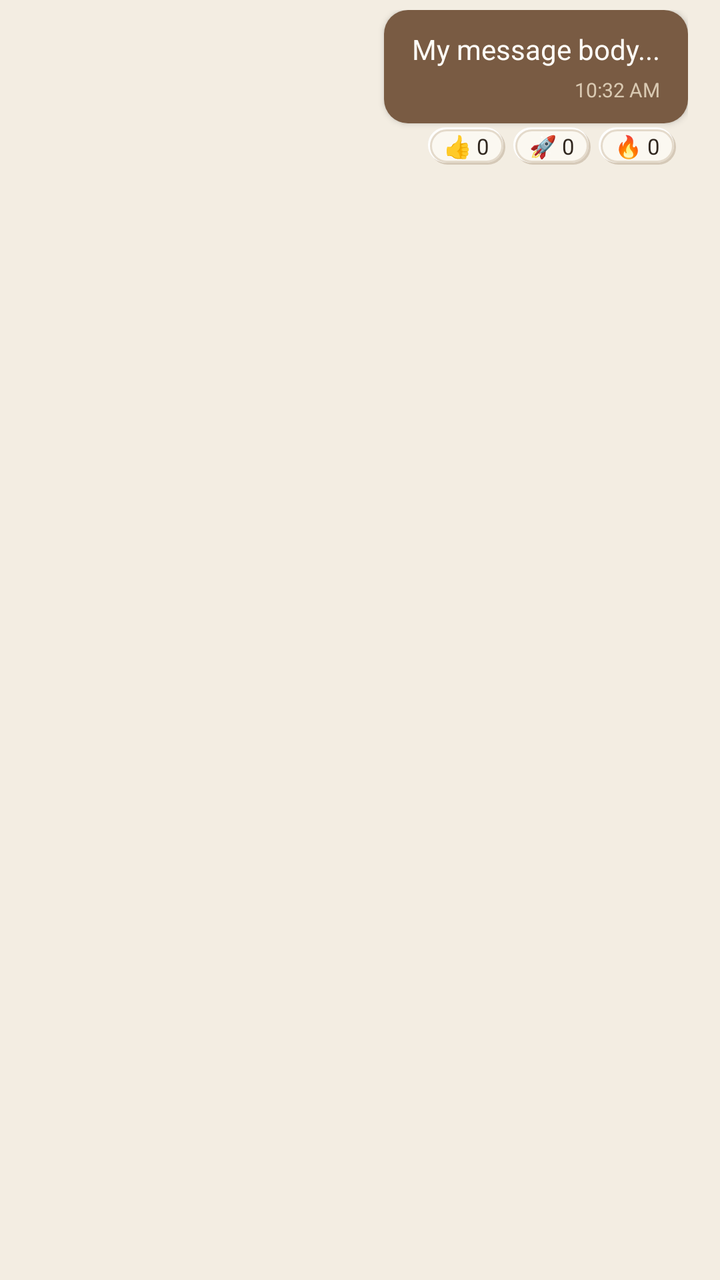
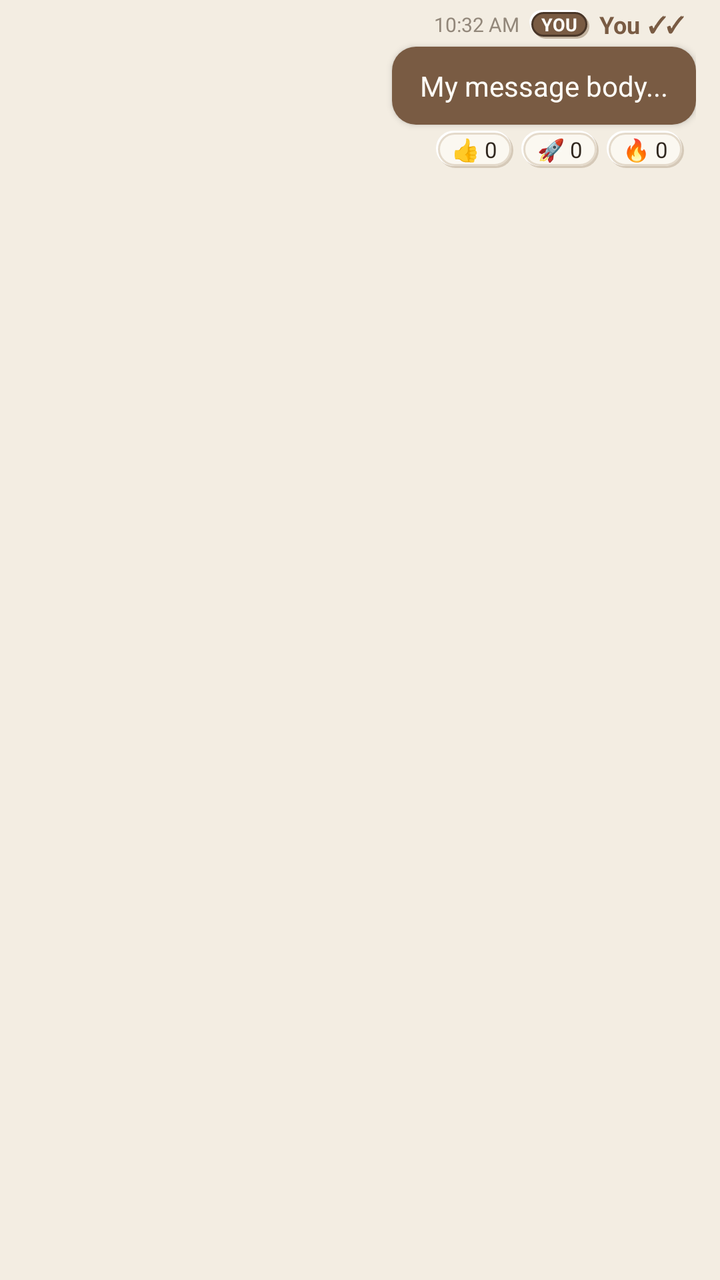

Before-and-after screenshots of an Android layout around one commit, followed by the original layout XML and the change that was made.
<!-- AndroidManifest.xml: application theme Theme.ProjectFlow -->
<!-- res/layout/item_chat_outgoing.xml -->
<?xml version="1.0" encoding="utf-8"?>
<LinearLayout xmlns:android="http://schemas.android.com/apk/res/android"
    android:layout_width="match_parent"
    android:layout_height="wrap_content"
    android:gravity="end"
    android:orientation="vertical"
    android:paddingHorizontal="16dp"
    android:paddingVertical="5dp">

    
    <LinearLayout
        android:layout_width="wrap_content"
        android:layout_height="wrap_content"
        android:layout_marginStart="56dp"
        android:background="@drawable/bg_button_earth"
        android:elevation="2dp"
        android:orientation="vertical"
        android:paddingHorizontal="14dp"
        android:paddingVertical="10dp">

        <TextView
            android:id="@+id/tvMessageContent"
            android:layout_width="wrap_content"
            android:layout_height="wrap_content"
            android:lineSpacingExtra="2dp"
            android:text="My message body..."
            android:textColor="@color/white"
            android:textSize="14sp" />

        <TextView
            android:id="@+id/tvTimestamp"
            android:layout_width="wrap_content"
            android:layout_height="wrap_content"
            android:layout_gravity="end"
            android:layout_marginTop="4dp"
            android:text="10:32 AM"
            android:textColor="@color/secondary_sand"
            android:textSize="10sp" />
    </LinearLayout>

    
    <LinearLayout
        android:id="@+id/llReactions"
        android:layout_width="wrap_content"
        android:layout_height="wrap_content"
        android:layout_marginTop="2dp"
        android:layout_marginEnd="6dp"
        android:gravity="center_vertical"
        android:orientation="horizontal">

        <TextView
            android:id="@+id/btnReactLike"
            android:layout_width="wrap_content"
            android:layout_height="wrap_content"
            android:background="@drawable/bg_neu_pill"
            android:paddingHorizontal="8dp"
            android:paddingVertical="2dp"
            android:text="👍 0"
            android:textColor="@color/text_main"
            android:textSize="11sp" />

        <TextView
            android:id="@+id/btnReactRocket"
            android:layout_width="wrap_content"
            android:layout_height="wrap_content"
            android:layout_marginStart="4dp"
            android:background="@drawable/bg_neu_pill"
            android:paddingHorizontal="8dp"
            android:paddingVertical="2dp"
            android:text="🚀 0"
            android:textColor="@color/text_main"
            android:textSize="11sp" />

        <TextView
            android:id="@+id/btnReactFire"
            android:layout_width="wrap_content"
            android:layout_height="wrap_content"
            android:layout_marginStart="4dp"
            android:background="@drawable/bg_neu_pill"
            android:paddingHorizontal="8dp"
            android:paddingVertical="2dp"
            android:text="🔥 0"
            android:textColor="@color/text_main"
            android:textSize="11sp" />
    </LinearLayout>
</LinearLayout>
<!-- resources referenced by this layout -->
<resources>
  <color name="secondary_sand">#D9C9B2</color>
  <color name="text_main">#30271F</color>
  <color name="white">#FFFDF8</color>
  <!-- drawable bg_button_earth (drawable) -->
  <?xml version="1.0" encoding="utf-8"?>
  <ripple xmlns:android="http://schemas.android.com/apk/res/android"
      android:color="#33FFFFFF">
      <item>
          <shape android:shape="rectangle">
              <corners android:radius="12dp" />
              <solid android:color="@color/primary_earth" />
          </shape>
      </item>
  </ripple>
  <style name="Theme.ProjectFlow" parent="Theme.MaterialComponents.DayNight.NoActionBar">
          
          <item name="colorPrimary">@color/primary_earth</item>
          <item name="colorPrimaryVariant">@color/deep_earth</item>
          <item name="colorOnPrimary">@color/earth_raised</item>
  
          
          <item name="colorSecondary">@color/muted_clay</item>
          <item name="colorSecondaryVariant">@color/secondary_sand</item>
          <item name="colorOnSecondary">@color/text_main</item>
  
          
          <item name="colorPrimaryDark">#F4F2E9</item>
          <item name="android:windowDrawsSystemBarBackgrounds">true</item>
          <item name="android:statusBarColor">#F4F2E9</item>
          <item name="android:windowLightStatusBar">true</item>
  
          
          <item name="android:windowBackground">@color/earth_bg</item>
          <item name="colorSurface">@color/earth_surface</item>
          <item name="colorOnSurface">@color/text_main</item>
      </style>
  <color name="primary_earth">#795B43</color>
  <color name="neu_shadow_soft">#D5C9B8</color>
  <color name="neu_highlight">#FFFFFFFF</color>
  <color name="neu_surface">#FBF8F1</color>
  <color name="neu_border">#E4DACB</color>
  <color name="deep_earth">#493628</color>
  <color name="earth_raised">#FFFDF8</color>
  <color name="muted_clay">#B69A78</color>
  <color name="earth_bg">#F3EDE2</color>
  <color name="earth_surface">#FBF8F1</color>
  <!-- unchanged entries left out for length: 1 -->
</resources>

<!-- the commit's change to res/layout/item_chat_outgoing.xml (unified diff, before → after) -->
@@ -4,14 +4,64 @@
     android:layout_height="wrap_content"
     android:gravity="end"
     android:orientation="vertical"
-    android:paddingHorizontal="16dp"
-    android:paddingVertical="5dp">
+    android:paddingHorizontal="12dp"
+    android:paddingVertical="4dp">
 
     
     <LinearLayout
         android:layout_width="wrap_content"
         android:layout_height="wrap_content"
-        android:layout_marginStart="56dp"
+        android:layout_marginBottom="3dp"
+        android:layout_marginEnd="6dp"
+        android:gravity="center_vertical"
+        android:orientation="horizontal">
+
+        <TextView
+            android:id="@+id/tvHeaderTimestamp"
+            android:layout_width="wrap_content"
+            android:layout_height="wrap_content"
+            android:layout_marginEnd="5dp"
+            android:text="10:32 AM"
+            android:textColor="@color/text_muted"
+            android:textSize="10sp" />
+
+        <TextView
+            android:id="@+id/tvSenderRole"
+            android:layout_width="wrap_content"
+            android:layout_height="wrap_content"
+            android:layout_marginEnd="5dp"
+            android:background="@drawable/bg_chip_selected"
+            android:paddingHorizontal="6dp"
+            android:paddingVertical="1dp"
+            android:text="YOU"
+            android:textColor="@color/white"
+            android:textSize="9sp"
+            android:textStyle="bold" />
+
+        <TextView
+            android:id="@+id/tvSenderName"
+            android:layout_width="wrap_content"
+            android:layout_height="wrap_content"
+            android:text="You"
+            android:textColor="@color/primary_earth"
+            android:textSize="12sp"
+            android:textStyle="bold" />
+
+        <TextView
+            android:layout_width="wrap_content"
+            android:layout_height="wrap_content"
+            android:layout_marginStart="4dp"
+            android:text="✓✓"
+            android:textColor="@color/primary_earth"
+            android:textSize="11sp"
+            android:textStyle="bold" />
+    </LinearLayout>
+
+    
+    <LinearLayout
+        android:layout_width="wrap_content"
+        android:layout_height="wrap_content"
+        android:layout_marginStart="48dp"
         android:background="@drawable/bg_button_earth"
         android:elevation="2dp"
         android:orientation="vertical"
@@ -32,10 +82,11 @@
             android:layout_width="wrap_content"
             android:layout_height="wrap_content"
             android:layout_gravity="end"
-            android:layout_marginTop="4dp"
+            android:layout_marginTop="3dp"
             android:text="10:32 AM"
             android:textColor="@color/secondary_sand"
-            android:textSize="10sp" />
+            android:textSize="10sp"
+            android:visibility="gone" />
     </LinearLayout>
 
     
@@ -43,7 +94,7 @@
         android:id="@+id/llReactions"
         android:layout_width="wrap_content"
         android:layout_height="wrap_content"
-        android:layout_marginTop="2dp"
+        android:layout_marginTop="3dp"
         android:layout_marginEnd="6dp"
         android:gravity="center_vertical"
         android:orientation="horizontal">
<!-- resource entries referenced after the edit -->
@@ -2,6 +2,7 @@
 <resources>
   <color name="secondary_sand">#D9C9B2</color>
   <color name="text_main">#30271F</color>
+  <color name="text_muted">#92877A</color>
   <color name="white">#FFFDF8</color>
   <!-- drawable bg_button_earth (drawable) -->
   <?xml version="1.0" encoding="utf-8"?>
@@ -14,6 +15,48 @@
           </shape>
       </item>
   </ripple>
+  <!-- drawable bg_chip_selected (drawable) -->
+  <?xml version="1.0" encoding="utf-8"?>
+  <layer-list xmlns:android="http://schemas.android.com/apk/res/android">
+      
+      <item
+          android:left="2dp"
+          android:top="2dp"
+          android:right="0dp"
+          android:bottom="0dp">
+          <shape android:shape="rectangle">
+              <corners android:radius="20dp" />
+              <solid android:color="@color/neu_shadow_deep" />
+          </shape>
+      </item>
+  
+      
+      <item
+          android:left="0dp"
+          android:top="0dp"
+          android:right="2dp"
+          android:bottom="2dp">
+          <shape android:shape="rectangle">
+              <corners android:radius="20dp" />
+              <solid android:color="@color/neu_highlight" />
+          </shape>
+      </item>
+  
+      
+      <item
+          android:left="1dp"
+          android:top="1dp"
+          android:right="1dp"
+          android:bottom="1dp">
+          <shape android:shape="rectangle">
+              <corners android:radius="20dp" />
+              <solid android:color="@color/primary_earth" />
+              <stroke
+                  android:width="1dp"
+                  android:color="@color/deep_earth" />
+          </shape>
+      </item>
+  </layer-list>
   <style name="Theme.ProjectFlow" parent="Theme.MaterialComponents.DayNight.NoActionBar">
           
           <item name="colorPrimary">@color/primary_earth</item>
@@ -36,6 +79,7 @@
           <item name="colorSurface">@color/earth_surface</item>
           <item name="colorOnSurface">@color/text_main</item>
       </style>
+  <color name="neu_shadow_deep">#C2B3A0</color>
   <color name="primary_earth">#795B43</color>
   <color name="neu_shadow_soft">#D5C9B8</color>
   <color name="neu_highlight">#FFFFFFFF</color>
